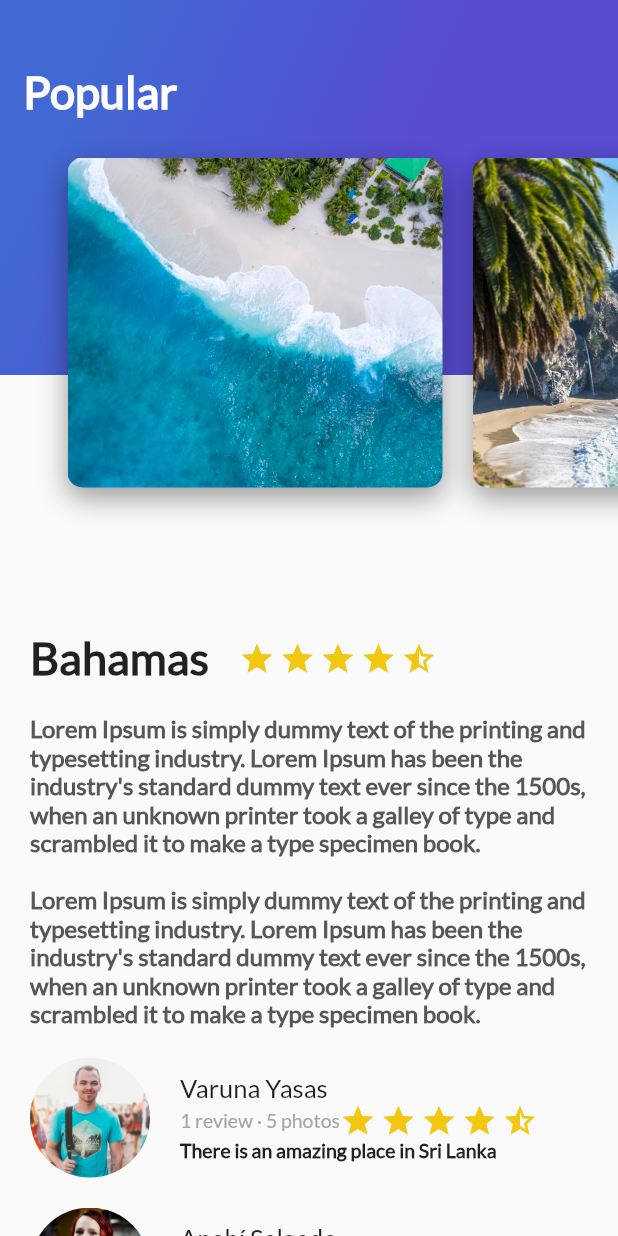
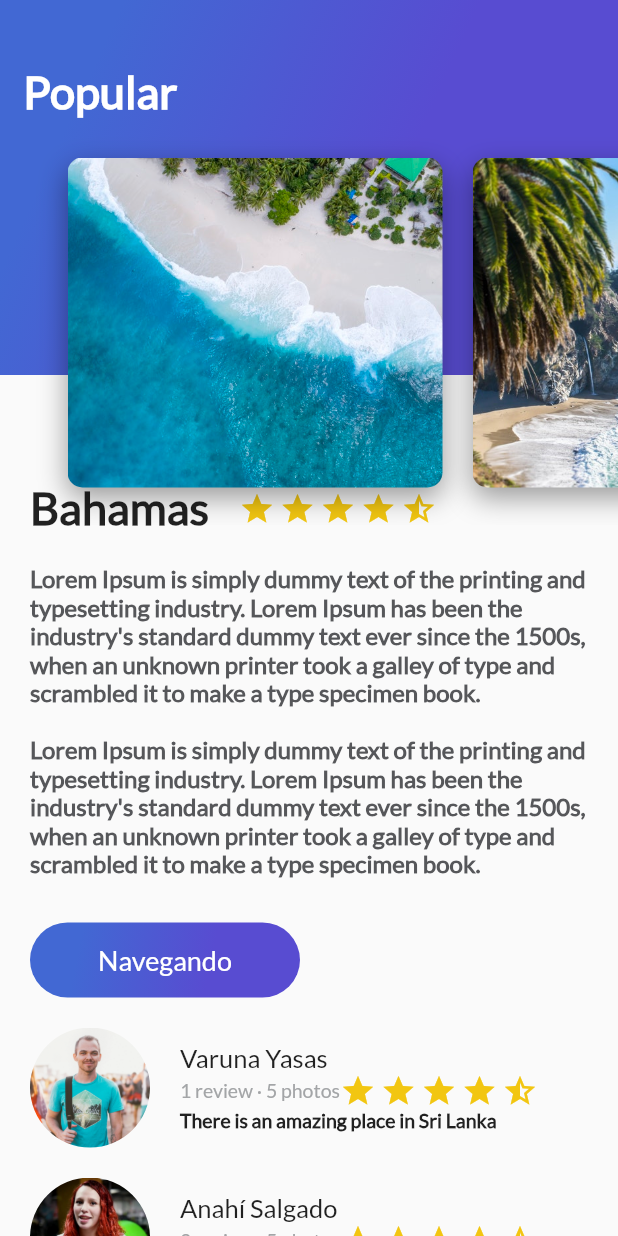
Before and after one commit to xurxodev/platzi-trips, a Flutter app: the screen it shows after launch, on a phone screen of 412 x 824 dp. Run offline on Flutter 3.47's test engine with Material 2 defaults, Android fonts, the phone set to English and light mode, and no system bars.

```diff
--- /dev/null
+++ b/lib/button_purple.dart
@@ -0,0 +1,61 @@
+import 'package:flutter/material.dart';
+
+
+class ButtonPurple extends StatelessWidget {
+
+  final String buttonText;
+
+  ButtonPurple(this.buttonText);
+
+  @override
+  Widget build(BuildContext context) {
+    // TODO: implement build
+    return InkWell(
+      onTap: () {
+        Scaffold.of(context).showSnackBar(
+            SnackBar(
+              content: Text("Navegando"),
+            )
+        );
+      },
+      child: Container(
+        margin: EdgeInsets.only(
+            top: 30.0,
+            left: 20.0,
+            right: 20.0
+        ),
+        height: 50.0,
+        width: 180.0,
+        decoration: BoxDecoration(
+            borderRadius: BorderRadius.circular(30.0),
+            gradient: LinearGradient(
+              colors: [
+                Color(0xFF4268D3),
+                Color(0xFF584CD1)
+              ],
+              begin: FractionalOffset(0.2, 0.0),
+              end: FractionalOffset(1.0, 0.6),
+              stops: [0.0, 0.6],
+              tileMode: TileMode.clamp
+
+            )
+
+        ),
+
+        child: Center(
+          child: Text(
+            buttonText,
+            style: TextStyle(
+              fontSize: 18.0,
+              fontFamily: "Lato",
+              color: Colors.white
+            ),
+
+          ),
+        ),
+
+      ),
+    );
+  }
+
+}
--- a/lib/description_place.dart
+++ b/lib/description_place.dart
@@ -1,4 +1,6 @@
 import 'package:flutter/material.dart';
+
+import 'button_purple.dart';
 
 class DescriptionPlace extends StatelessWidget {
   final String namePlace;
@@ -17,7 +19,7 @@ class DescriptionPlace extends StatelessWidget {
 
     final starHalf = Container(
       margin: EdgeInsets.only(
-        top: 423.0,
+        top: 323.0,
         right: 3.0,
       ),
       child: Icon(
@@ -28,7 +30,7 @@ class DescriptionPlace extends StatelessWidget {
 
     final starBorder = Container(
       margin: EdgeInsets.only(
-        top: 423.0,
+        top: 323.0,
         right: 3.0,
       ),
       child: Icon(
@@ -39,7 +41,7 @@ class DescriptionPlace extends StatelessWidget {
 
     final star = Container(
       margin: EdgeInsets.only(
-        top: 423.0,
+        top: 323.0,
         right: 3.0,
       ),
       child: Icon(
@@ -51,7 +53,7 @@ class DescriptionPlace extends StatelessWidget {
     final titleStars = Row(children: <Widget>[
       Container(
         margin: EdgeInsets.only(
-          top: 420.0,
+          top: 320.0,
           left: 20.0,
           right: 20.0,
         ),
@@ -94,9 +96,11 @@ class DescriptionPlace extends StatelessWidget {
     );
 
     return Column(
+      crossAxisAlignment: CrossAxisAlignment.start,
       children: <Widget>[
         titleStars,
         description,
+        ButtonPurple("Navegando"),
       ],
     );
   }
```
Also changed, not shown: lib/review.dart (+5 -2 lines).
